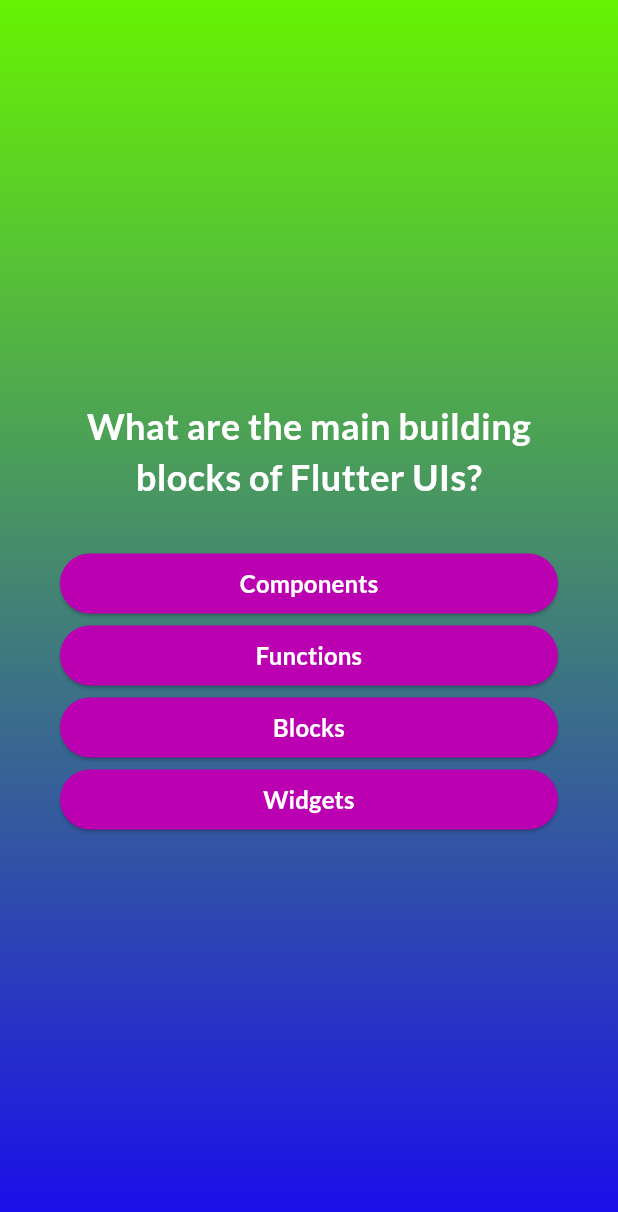
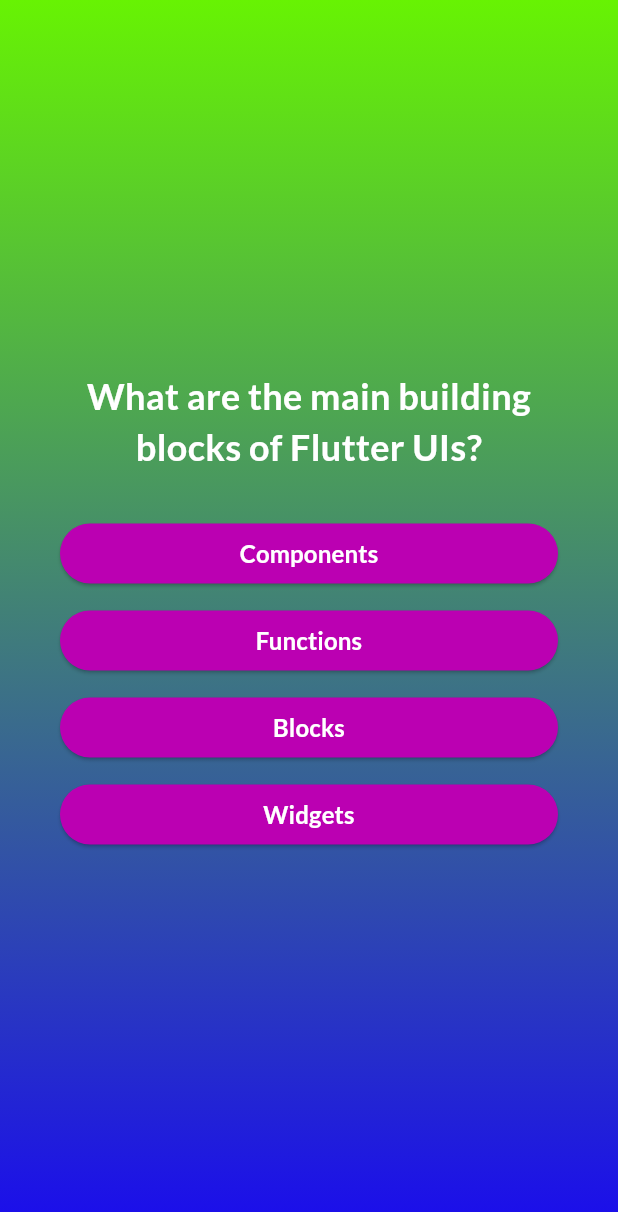
Before and after one commit to footman2017/adv_basic, a Flutter app: the screen it shows after launch, after a tap on "Start Quiz", on a phone screen of 412 x 824 dp. Shown: the top 1212 px of the screen. Run offline on Flutter 3.47's test engine with Material 3 defaults, Android fonts, the phone set to English and light mode, and no system bars; our stand-ins replace google_fonts.

Commit message:
add margin on answer button

```diff
--- a/lib/question_screen.dart
+++ b/lib/question_screen.dart
@@ -30,7 +30,6 @@ class _QuestionScreenState extends State<QuestionScreen> {
         padding: const EdgeInsets.all(40.0),
         child: Column(
           mainAxisAlignment: MainAxisAlignment.center,
-          crossAxisAlignment: CrossAxisAlignment.stretch,
           children: [
             Text(
               currentQuestion.text,
@@ -42,7 +41,17 @@ class _QuestionScreenState extends State<QuestionScreen> {
             ),
             const SizedBox(height: 30),
             ...currentQuestion.getSuffledAnswers().map((answer) {
-              return AnswerButton(answer, onTapHandler);
+              return Column(
+                crossAxisAlignment: CrossAxisAlignment.stretch,
+                children: [
+                  AnswerButton(answer, () {
+                    onTapHandler(answer);
+                  }),
+                  const SizedBox(
+                    height: 10,
+                  )
+                ],
+              );
             }),
           ],
         ),
```
